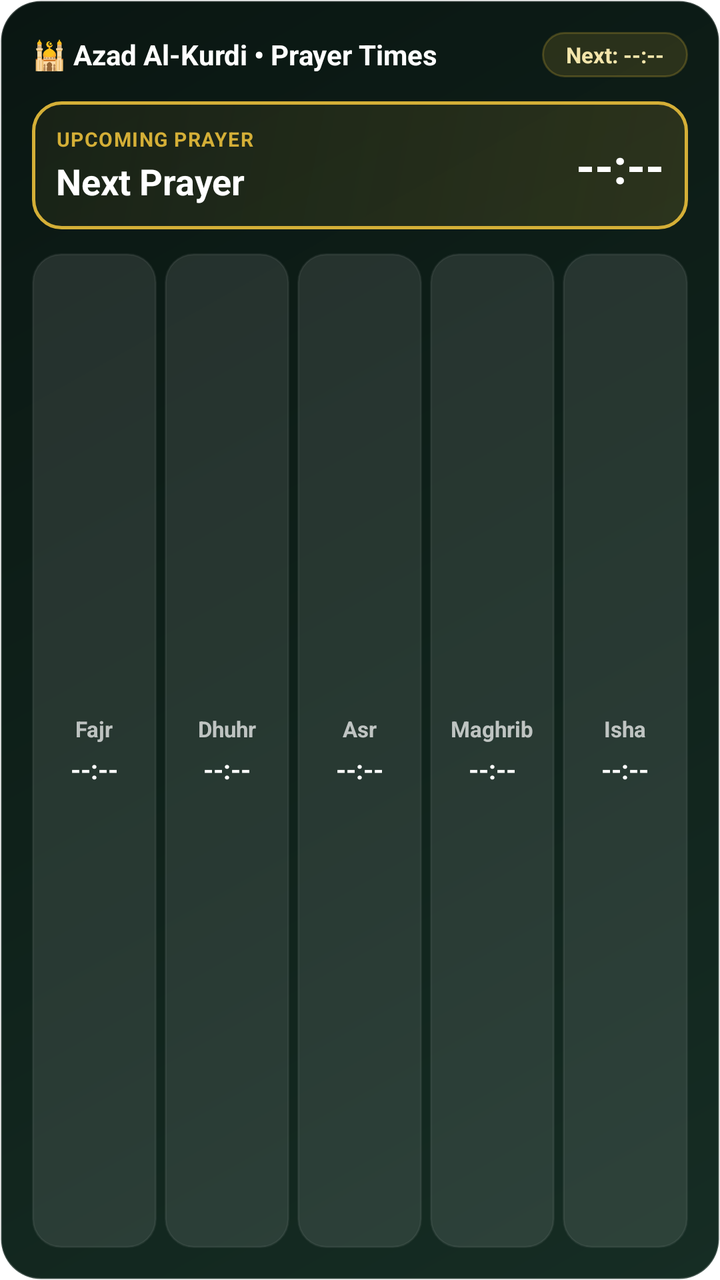
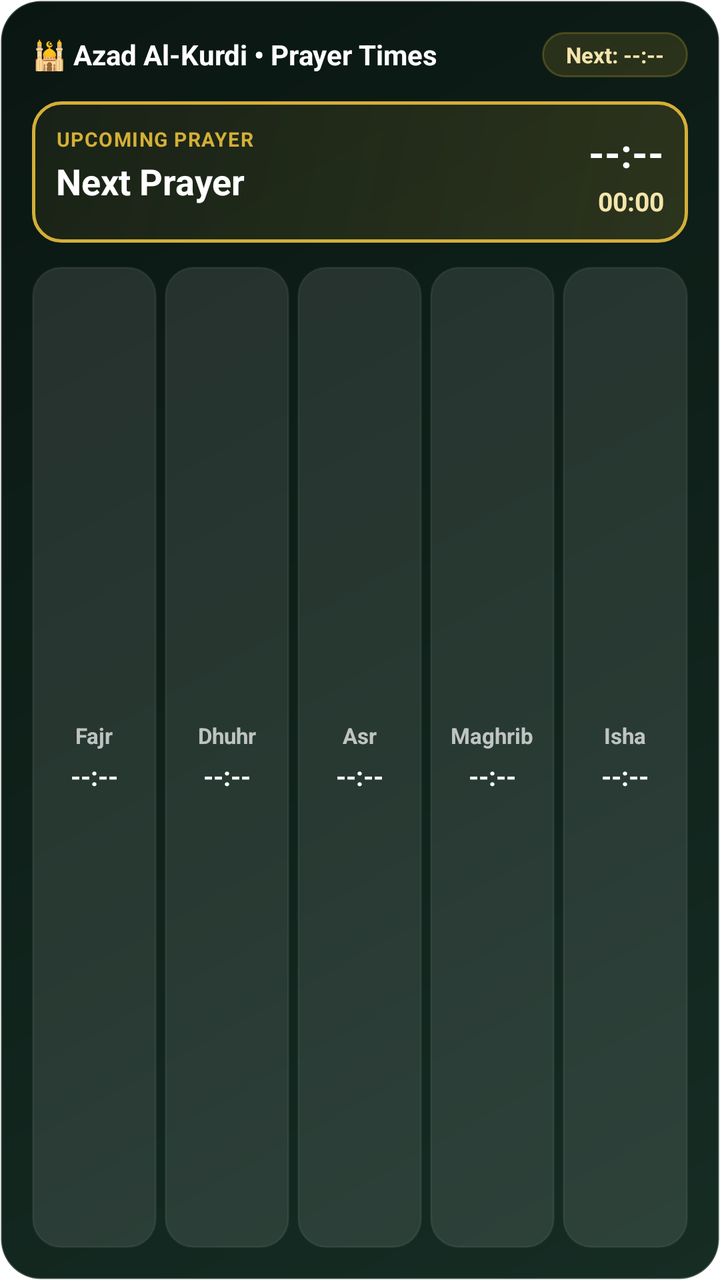

Two renders of the same Android screen: before a commit and after it. Below are the layout's source before the change and the commit's diff.
<!-- AndroidManifest.xml: fallback theme Theme.MaterialComponents.DayNight.NoActionBar -->
<!-- res/layout/prayer_times_widget_large.xml -->
<?xml version="1.0" encoding="utf-8"?>
<LinearLayout xmlns:android="http://schemas.android.com/apk/res/android"
    android:id="@+id/widget_large_root"
    android:layout_width="match_parent"
    android:layout_height="match_parent"
    android:background="@drawable/widget_bg"
    android:orientation="vertical"
    android:padding="16dp">

    
    <RelativeLayout
        android:layout_width="match_parent"
        android:layout_height="wrap_content"
        android:layout_marginBottom="12dp">

        <TextView
            android:id="@+id/widget_large_title"
            android:layout_width="wrap_content"
            android:layout_height="wrap_content"
            android:layout_alignParentStart="true"
            android:layout_centerVertical="true"
            android:text="🕌 Azad Al-Kurdi • Prayer Times"
            android:textColor="#FFFFFF"
            android:textSize="14sp"
            android:textStyle="bold" />

        <TextView
            android:id="@+id/next_prayer_badge"
            android:layout_width="wrap_content"
            android:layout_height="wrap_content"
            android:layout_alignParentEnd="true"
            android:layout_centerVertical="true"
            android:background="@drawable/widget_badge_bg"
            android:paddingStart="12dp"
            android:paddingTop="4dp"
            android:paddingEnd="12dp"
            android:paddingBottom="4dp"
            android:text="Next: --:--"
            android:textColor="#F3E5AB"
            android:textSize="11sp"
            android:textStyle="bold" />
    </RelativeLayout>

    
    <LinearLayout
        android:id="@+id/large_hero_card"
        android:layout_width="match_parent"
        android:layout_height="wrap_content"
        android:layout_marginBottom="12dp"
        android:background="@drawable/widget_card_active_bg"
        android:orientation="horizontal"
        android:padding="12dp">

        <LinearLayout
            android:layout_width="0dp"
            android:layout_height="wrap_content"
            android:layout_weight="1"
            android:orientation="vertical">

            <TextView
                android:layout_width="wrap_content"
                android:layout_height="wrap_content"
                android:text="UPCOMING PRAYER"
                android:textColor="#D4AF37"
                android:textSize="10sp"
                android:textStyle="bold"
                android:letterSpacing="0.05" />

            <TextView
                android:id="@+id/hero_next_prayer_name"
                android:layout_width="wrap_content"
                android:layout_height="wrap_content"
                android:layout_marginTop="2dp"
                android:text="Next Prayer"
                android:textColor="#FFFFFF"
                android:textSize="18sp"
                android:textStyle="bold" />
        </LinearLayout>

        <TextView
            android:id="@+id/hero_next_prayer_time"
            android:layout_width="wrap_content"
            android:layout_height="wrap_content"
            android:layout_gravity="center_vertical"
            android:text="--:--"
            android:textColor="#FFFFFF"
            android:textSize="24sp"
            android:textStyle="bold" />
    </LinearLayout>

    
    <LinearLayout
        android:layout_width="match_parent"
        android:layout_height="0dp"
        android:layout_weight="1"
        android:gravity="center_vertical"
        android:orientation="horizontal">

        
        <LinearLayout
            android:id="@+id/fajr_card"
            android:layout_width="0dp"
            android:layout_height="match_parent"
            android:layout_marginEnd="4dp"
            android:layout_weight="1"
            android:background="@drawable/widget_card_bg"
            android:gravity="center"
            android:orientation="vertical"
            android:padding="6dp">

            <TextView
                android:id="@+id/fajr_label"
                android:layout_width="wrap_content"
                android:layout_height="wrap_content"
                android:text="Fajr"
                android:textColor="#B3FFFFFF"
                android:textSize="11sp"
                android:textStyle="bold" />

            <TextView
                android:id="@+id/fajr_time"
                android:layout_width="wrap_content"
                android:layout_height="wrap_content"
                android:layout_marginTop="4dp"
                android:text="--:--"
                android:textColor="#FFFFFF"
                android:textSize="13sp"
                android:textStyle="bold" />
        </LinearLayout>

        
        <LinearLayout
            android:id="@+id/dhuhr_card"
            android:layout_width="0dp"
            android:layout_height="match_parent"
            android:layout_marginEnd="4dp"
            android:layout_weight="1"
            android:background="@drawable/widget_card_bg"
            android:gravity="center"
            android:orientation="vertical"
            android:padding="6dp">

            <TextView
                android:id="@+id/dhuhr_label"
                android:layout_width="wrap_content"
                android:layout_height="wrap_content"
                android:text="Dhuhr"
                android:textColor="#B3FFFFFF"
                android:textSize="11sp"
                android:textStyle="bold" />

            <TextView
                android:id="@+id/dhuhr_time"
                android:layout_width="wrap_content"
                android:layout_height="wrap_content"
                android:layout_marginTop="4dp"
                android:text="--:--"
                android:textColor="#FFFFFF"
                android:textSize="13sp"
                android:textStyle="bold" />
        </LinearLayout>

        
        <LinearLayout
            android:id="@+id/asr_card"
            android:layout_width="0dp"
            android:layout_height="match_parent"
            android:layout_marginEnd="4dp"
            android:layout_weight="1"
            android:background="@drawable/widget_card_bg"
            android:gravity="center"
            android:orientation="vertical"
            android:padding="6dp">

            <TextView
                android:id="@+id/asr_label"
                android:layout_width="wrap_content"
                android:layout_height="wrap_content"
                android:text="Asr"
                android:textColor="#B3FFFFFF"
                android:textSize="11sp"
                android:textStyle="bold" />

            <TextView
                android:id="@+id/asr_time"
                android:layout_width="wrap_content"
                android:layout_height="wrap_content"
                android:layout_marginTop="4dp"
                android:text="--:--"
                android:textColor="#FFFFFF"
                android:textSize="13sp"
                android:textStyle="bold" />
        </LinearLayout>

        
        <LinearLayout
            android:id="@+id/maghrib_card"
            android:layout_width="0dp"
            android:layout_height="match_parent"
            android:layout_marginEnd="4dp"
            android:layout_weight="1"
            android:background="@drawable/widget_card_bg"
            android:gravity="center"
            android:orientation="vertical"
            android:padding="6dp">

            <TextView
                android:id="@+id/maghrib_label"
                android:layout_width="wrap_content"
                android:layout_height="wrap_content"
                android:text="Maghrib"
                android:textColor="#B3FFFFFF"
                android:textSize="11sp"
                android:textStyle="bold" />

            <TextView
                android:id="@+id/maghrib_time"
                android:layout_width="wrap_content"
                android:layout_height="wrap_content"
                android:layout_marginTop="4dp"
                android:text="--:--"
                android:textColor="#FFFFFF"
                android:textSize="13sp"
                android:textStyle="bold" />
        </LinearLayout>

        
        <LinearLayout
            android:id="@+id/isha_card"
            android:layout_width="0dp"
            android:layout_height="match_parent"
            android:layout_weight="1"
            android:background="@drawable/widget_card_bg"
            android:gravity="center"
            android:orientation="vertical"
            android:padding="6dp">

            <TextView
                android:id="@+id/isha_label"
                android:layout_width="wrap_content"
                android:layout_height="wrap_content"
                android:text="Isha"
                android:textColor="#B3FFFFFF"
                android:textSize="11sp"
                android:textStyle="bold" />

            <TextView
                android:id="@+id/isha_time"
                android:layout_width="wrap_content"
                android:layout_height="wrap_content"
                android:layout_marginTop="4dp"
                android:text="--:--"
                android:textColor="#FFFFFF"
                android:textSize="13sp"
                android:textStyle="bold" />
        </LinearLayout>
    </LinearLayout>
</LinearLayout>
<!-- resources referenced by this layout -->
<resources>
  <!-- drawable widget_badge_bg (drawable) -->
  <?xml version="1.0" encoding="utf-8"?>
  <shape xmlns:android="http://schemas.android.com/apk/res/android"
      android:shape="rectangle">
      <solid android:color="#26D4AF37" />
      <corners android:radius="16dp" />
      <stroke
          android:width="1dp"
          android:color="#40D4AF37" />
  </shape>
  <!-- drawable widget_bg (drawable) -->
  <?xml version="1.0" encoding="utf-8"?>
  <shape xmlns:android="http://schemas.android.com/apk/res/android"
      android:shape="rectangle">
      <gradient
          android:angle="135"
          android:startColor="#162D24"
          android:centerColor="#0F211A"
          android:endColor="#0A1612"
          android:type="linear" />
      <corners android:radius="20dp" />
      <stroke
          android:width="1dp"
          android:color="#33FFFFFF" />
  </shape>
  <!-- drawable widget_card_active_bg (drawable) -->
  <?xml version="1.0" encoding="utf-8"?>
  <shape xmlns:android="http://schemas.android.com/apk/res/android"
      android:shape="rectangle">
      <gradient
          android:angle="135"
          android:startColor="#26D4AF37"
          android:endColor="#10D4AF37"
          android:type="linear" />
      <corners android:radius="14dp" />
      <stroke
          android:width="1.5dp"
          android:color="#D4AF37" />
  </shape>
  <!-- drawable widget_card_bg (drawable) -->
  <?xml version="1.0" encoding="utf-8"?>
  <shape xmlns:android="http://schemas.android.com/apk/res/android"
      android:shape="rectangle">
      <solid android:color="#1AFFFFFF" />
      <corners android:radius="14dp" />
      <stroke
          android:width="1dp"
          android:color="#10FFFFFF" />
  </shape>
</resources>

<!-- the commit's change to res/layout/prayer_times_widget_large.xml (unified diff, before → after) -->
@@ -77,15 +77,31 @@
                 android:textStyle="bold" />
         </LinearLayout>
 
-        <TextView
-            android:id="@+id/hero_next_prayer_time"
+        <LinearLayout
             android:layout_width="wrap_content"
             android:layout_height="wrap_content"
             android:layout_gravity="center_vertical"
-            android:text="--:--"
-            android:textColor="#FFFFFF"
-            android:textSize="24sp"
-            android:textStyle="bold" />
+            android:gravity="end"
+            android:orientation="vertical">
+
+            <TextView
+                android:id="@+id/hero_next_prayer_time"
+                android:layout_width="wrap_content"
+                android:layout_height="wrap_content"
+                android:text="--:--"
+                android:textColor="#FFFFFF"
+                android:textSize="20sp"
+                android:textStyle="bold" />
+
+            <Chronometer
+                android:id="@+id/hero_countdown_chronometer"
+                android:layout_width="wrap_content"
+                android:layout_height="wrap_content"
+                android:layout_marginTop="2dp"
+                android:textColor="#F3E5AB"
+                android:textSize="13sp"
+                android:textStyle="bold" />
+        </LinearLayout>
     </LinearLayout>
 
     
